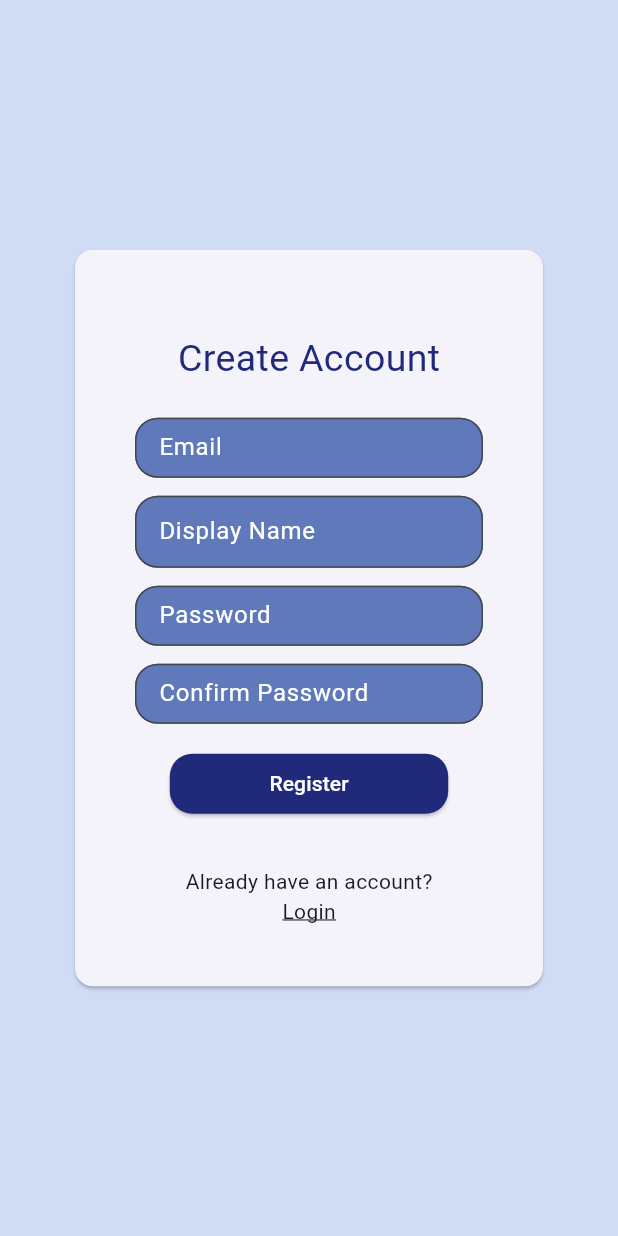
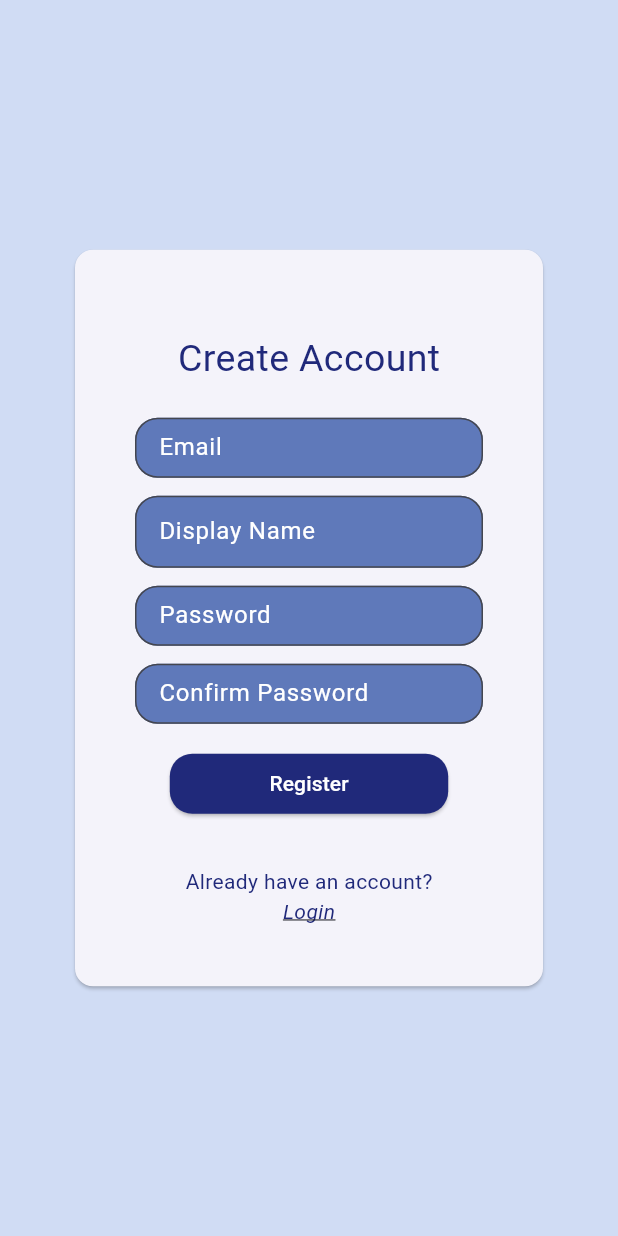
Before and after one commit to shenyang0111ucf/CoRD2-Mobile-App, a Flutter app: the screen it shows after launch, after a tap on "Create a new account", on a phone screen of 412 x 824 dp. Run offline on Flutter 3.47's test engine with Material 3 defaults, Android fonts, the phone set to English and light mode, and no system bars; our stand-ins replace cloud_firestore, firebase_auth, firebase_core, flutter_signin_button, google_sign_in; accounts and stored records are empty.

Commit message:
More styling

```diff
--- a/lib/pages/sign_on.dart
+++ b/lib/pages/sign_on.dart
@@ -219,10 +219,15 @@ class _SignOnPageState extends State<SignOnPage> {
           margin: const EdgeInsets.symmetric(vertical: 10.0),
           child: createButton("Register", () => handleRegister())),
       Text(_error, style: const TextStyle(color: Colors.red)),
-      const Text("Already have an account?"),
+      Text("Already have an account?", style: TextStyle(color: Color(blurple))),
       GestureDetector(
-          child: const Text("Login",
-              style: TextStyle(decoration: TextDecoration.underline)),
+          child: Text("Login",
+              style: TextStyle(
+                  decoration: TextDecoration.underline,
+                  color: Color(blurple),
+                  fontStyle: FontStyle.italic
+              )
+          ),
           onTap: () {
             switchPage();
           }),
@@ -266,8 +271,13 @@ class _SignOnPageState extends State<SignOnPage> {
         ),
       ),
       GestureDetector(
-        child: const Text("Forgot Password?",
-            style: TextStyle(decoration: TextDecoration.underline)),
+        child: Text("Forgot Password?",
+          style: TextStyle(
+            decoration: TextDecoration.underline,
+            color: Color(blurple),
+            fontStyle: FontStyle.italic
+          )
+        ),
         onTap: () {
           //TODO: Implement forgot password
         }
@@ -277,8 +287,13 @@ class _SignOnPageState extends State<SignOnPage> {
         child: createButton("Login", () => ()),
       ),
       GestureDetector(
-        child: const Text("Create a new account",
-            style: TextStyle(decoration: TextDecoration.underline)),
+        child: Text("Create a new account",
+          style: TextStyle(
+            decoration: TextDecoration.underline,
+            color: Color(blurple),
+            fontStyle: FontStyle.italic
+          )
+        ),
         onTap: () {
           switchPage();
         }
```
